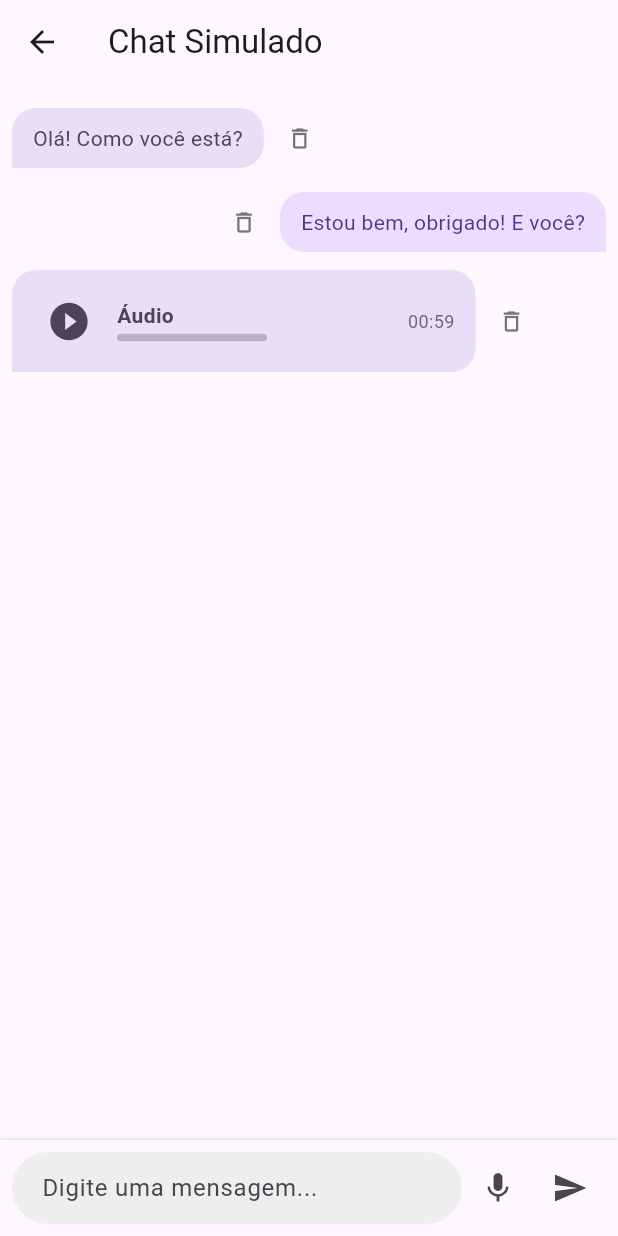
After one commit to marivaldojunior/appium_and_flutter_test, a Flutter app: the HomePage screen opened directly, after a tap on "Chat Simulado", on a phone screen of 412 x 824 dp. The commit adds this screen. Run offline on Flutter 3.47's test engine with Material 3 defaults, Android fonts, the phone set to English and light mode, and no system bars; our stand-ins replace image_picker.

Commit message:
Chat page

```diff
--- /dev/null
+++ b/lib/pages/chat_page.dart
@@ -0,0 +1,341 @@
+import 'package:flutter/material.dart';
+import 'dart:math'; // Para gerar IDs aleatórios e durações de áudio
+
+// Modelo para representar uma mensagem
+enum MessageType { text, audio }
+
+class Message {
+  final String id;
+  final String text; // Usado para texto ou como um placeholder para áudio
+  final MessageType type;
+  final bool isSender; // True se for mensagem do usuário, false caso contrário
+  final Duration? audioDuration; // Duração simulada do áudio
+  bool isPlaying; // Estado para simular a reprodução do áudio
+
+  Message({
+    required this.id,
+    required this.text,
+    required this.type,
+    this.isSender = true,
+    this.audioDuration,
+    this.isPlaying = false,
+  });
+}
+
+class ChatPage extends StatefulWidget {
+  const ChatPage({super.key});
+
+  @override
+  State<ChatPage> createState() => _ChatPageState();
+}
+
+class _ChatPageState extends State<ChatPage> {
+  final TextEditingController _textController = TextEditingController();
+  final List<Message> _messages = [];
+  final ScrollController _scrollController = ScrollController();
+  final Random _random = Random();
+
+
+  @override
+  void initState() {
+    super.initState();
+    // Adicionar algumas mensagens de exemplo
+    _addInitialMessages();
+  }
+
+  void _addInitialMessages() {
+    setState(() {
+      _messages.addAll([
+        Message(id: _generateId(), text: "Olá! Como você está?", type: MessageType.text, isSender: false),
+        Message(id: _generateId(), text: "Estou bem, obrigado! E você?", type: MessageType.text, isSender: true),
+        Message(id: _generateId(), text: "Ouça isso!", type: MessageType.audio, isSender: false, audioDuration: Duration(seconds: _random.nextInt(50) + 10)),
+      ]);
+    });
+    _scrollToBottom();
+  }
+
+  String _generateId() {
+    return DateTime.now().millisecondsSinceEpoch.toString() + _random.nextInt(1000).toString();
+  }
+
+  void _sendMessage() {
+    if (_textController.text.trim().isEmpty) return;
+
+    final newMessage = Message(
+      id: _generateId(),
+      text: _textController.text.trim(),
+      type: MessageType.text,
+      isSender: true,
+    );
+    setState(() {
+      _messages.add(newMessage);
+      // Simular uma resposta automática após um pequeno atraso
+      _simulateReply(newMessage.text);
+    });
+    _textController.clear();
+    _scrollToBottom();
+  }
+
+  void _sendAudioMessage() {
+    final newAudioMessage = Message(
+      id: _generateId(),
+      text: "Mensagem de áudio", // Placeholder
+      type: MessageType.audio,
+      isSender: true,
+      audioDuration: Duration(seconds: _random.nextInt(50) + 10), // Duração aleatória de 10-60s
+    );
+    setState(() {
+      _messages.add(newAudioMessage);
+      // Simular uma resposta automática após um pequeno atraso
+      _simulateReply("Recebi seu áudio!");
+
+    });
+    _scrollToBottom();
+  }
+
+  void _simulateReply(String originalMessageText) {
+    Future.delayed(Duration(milliseconds: _random.nextInt(1500) + 500), () {
+      if (!mounted) return; // Verificar se o widget ainda está montado
+      setState(() {
+        _messages.add(
+          Message(
+            id: _generateId(),
+            text: "Entendido: '$originalMessageText'",
+            type: MessageType.text,
+            isSender: false,
+          ),
+        );
+        _scrollToBottom();
+      });
+    });
+  }
+
+
+  void _deleteMessage(String messageId) {
+    setState(() {
+      _messages.removeWhere((msg) => msg.id == messageId);
+    });
+  }
+
+  void _togglePlayAudio(String messageId) {
+    setState(() {
+      final messageIndex = _messages.indexWhere((msg) => msg.id == messageId);
+      if (messageIndex != -1 && _messages[messageIndex].type == MessageType.audio) {
+        // Simular parar outros áudios se algum estiver tocando
+        for (var msg in _messages) {
+          if (msg.id != messageId && msg.isPlaying) {
+            msg.isPlaying = false;
+          }
+        }
+        _messages[messageIndex].isPlaying = !_messages[messageIndex].isPlaying;
+      }
+    });
+  }
+
+  void _scrollToBottom() {
+    WidgetsBinding.instance.addPostFrameCallback((_) {
+      if (_scrollController.hasClients) {
+        _scrollController.animateTo(
+          _scrollController.position.maxScrollExtent,
+          duration: const Duration(milliseconds: 300),
+          curve: Curves.easeOut,
+        );
+      }
+    });
+  }
+
+  @override
+  void dispose() {
+    _textController.dispose();
+    _scrollController.dispose();
+    super.dispose();
+  }
+
+  @override
+  Widget build(BuildContext context) {
+    return Scaffold(
+      appBar: AppBar(
+        title: const Text('Chat Simulado'),
+      ),
+      body: SafeArea(child: Column(
+        children: <Widget>[
+          Expanded(
+            child: ListView.builder(
+              controller: _scrollController,
+              padding: const EdgeInsets.all(8.0),
+              itemCount: _messages.length,
+              itemBuilder: (context, index) {
+                final message = _messages[index];
+                return _buildMessageItem(message);
+              },
+            ),
+          ),
+          _buildMessageInputArea(),
+        ],
+      )),
+    );
+  }
+
+  Widget _buildMessageItem(Message message) {
+    final isSender = message.isSender;
+    final messageAlignment = isSender ? CrossAxisAlignment.end : CrossAxisAlignment.start;
+    final bubbleColor = isSender ? Theme.of(context).colorScheme.primaryContainer : Theme.of(context).colorScheme.secondaryContainer;
+    final textColor = isSender ? Theme.of(context).colorScheme.onPrimaryContainer : Theme.of(context).colorScheme.onSecondaryContainer;
+
+    return Container(
+      margin: const EdgeInsets.symmetric(vertical: 4.0),
+      child: Column(
+        crossAxisAlignment: messageAlignment,
+        children: <Widget>[
+          Row(
+            mainAxisAlignment: isSender ? MainAxisAlignment.end : MainAxisAlignment.start,
+            children: <Widget>[
+              // Botão de excluir (sempre à esquerda do balão para o remetente, ou à direita para o destinatário - opcional)
+              if (isSender) _buildDeleteButton(message.id),
+
+              Flexible( // Garante que o balão não exceda os limites
+                child: Container(
+                  constraints: BoxConstraints(maxWidth: MediaQuery.of(context).size.width * 0.75), // Limita a largura do balão
+                  padding: const EdgeInsets.symmetric(horizontal: 14.0, vertical: 10.0),
+                  decoration: BoxDecoration(
+                    color: bubbleColor,
+                    borderRadius: BorderRadius.only(
+                      topLeft: const Radius.circular(16.0),
+                      topRight: const Radius.circular(16.0),
+                      bottomLeft: isSender ? const Radius.circular(16.0) : const Radius.circular(0.0),
+                      bottomRight: isSender ? const Radius.circular(0.0) : const Radius.circular(16.0),
+                    ),
+                  ),
+                  child: message.type == MessageType.text
+                      ? Text(message.text, style: TextStyle(color: textColor))
+                      : _buildAudioMessageContent(message, textColor),
+                ),
+              ),
+              if (!isSender) _buildDeleteButton(message.id), // Botão de excluir para mensagens recebidas
+            ],
+          ),
+        ],
+      ),
+    );
+  }
+
+  Widget _buildDeleteButton(String messageId) {
+    return IconButton(
+      icon: Icon(Icons.delete_outline, size: 18.0, color: Colors.grey[600]),
+      padding: EdgeInsets.zero,
+      constraints: const BoxConstraints(),
+      tooltip: "Excluir mensagem",
+      onPressed: () => _deleteMessage(messageId),
+    );
+  }
+
+
+  Widget _buildAudioMessageContent(Message message, Color textColor) {
+    return Row(
+      mainAxisSize: MainAxisSize.min, // Para não ocupar espaço desnecessário
+      children: <Widget>[
+        IconButton(
+          icon: Icon(
+            message.isPlaying ? Icons.pause_circle_filled : Icons.play_circle_filled,
+            color: textColor,
+            size: 30.0,
+          ),
+          onPressed: () => _togglePlayAudio(message.id),
+          padding: EdgeInsets.zero,
+          constraints: const BoxConstraints(),
+        ),
+        const SizedBox(width: 8.0),
+        // Simulação de barra de progresso (visual apenas)
+        Expanded(
+            child: Column(
+              crossAxisAlignment: CrossAxisAlignment.start,
+              mainAxisSize: MainAxisSize.min,
+              children: [
+                Text(
+                  "Áudio", // Ou message.text se você quiser exibir o placeholder
+                  style: TextStyle(color: textColor, fontWeight: FontWeight.bold),
+                  overflow: TextOverflow.ellipsis,
+                ),
+                const SizedBox(height: 2),
+                Container(
+                  height: 5.0,
+                  width: 100.0, // Largura fixa para a barra de "progresso"
+                  decoration: BoxDecoration(
+                    color: textColor.withOpacity(0.3),
+                    borderRadius: BorderRadius.circular(10.0),
+                  ),
+                  child: message.isPlaying ? Align( // Simula progresso quando tocando
+                    alignment: Alignment.centerLeft,
+                    child: Container(
+                      width: 50.0, // Metade da barra
+                      decoration: BoxDecoration(
+                        color: textColor,
+                        borderRadius: BorderRadius.circular(10.0),
+                      ),
+                    ),
+                  ) : null,
+                ),
+              ],
+            )
+        ),
+        const SizedBox(width: 8.0),
+        Text(
+          _formatDuration(message.audioDuration ?? Duration.zero),
+          style: TextStyle(color: textColor.withOpacity(0.8), fontSize: 12.0),
+        ),
+      ],
+    );
+  }
+
+  String _formatDuration(Duration d) {
+    final minutes = d.inMinutes.remainder(60).toString().padLeft(2, '0');
+    final seconds = d.inSeconds.remainder(60).toString().padLeft(2, '0');
+    return "$minutes:$seconds";
+  }
+
+  Widget _buildMessageInputArea() {
+    return Container(
+      padding: const EdgeInsets.symmetric(horizontal: 8.0, vertical: 8.0),
+      decoration: BoxDecoration(
+        color: Theme.of(context).cardColor,
+        boxShadow: const [
+          BoxShadow(
+            offset: Offset(0, -1),
+            blurRadius: 1.0,
+            color: Colors.black12,
+          ),
+        ],
+      ),
+      child: Row(
+        children: <Widget>[
+          Expanded(
+            child: TextField(
+              controller: _textController,
+              decoration: InputDecoration(
+                hintText: 'Digite uma mensagem...',
+                border: OutlineInputBorder(
+                  borderRadius: BorderRadius.circular(25.0),
+                  borderSide: BorderSide.none,
+                ),
+                filled: true,
+                fillColor: Colors.grey[200],
+                contentPadding: const EdgeInsets.symmetric(horizontal: 16.0, vertical: 10.0),
+              ),
+              onSubmitted: (_) => _sendMessage(),
+            ),
+          ),
+          IconButton(
+            icon: const Icon(Icons.mic),
+            onPressed: _sendAudioMessage,
+            tooltip: "Enviar mensagem de áudio",
+          ),
+          IconButton(
+            icon: const Icon(Icons.send),
+            onPressed: _sendMessage,
+            tooltip: "Enviar mensagem de texto",
+          ),
+        ],
+      ),
+    );
+  }
+}
--- a/lib/pages/home_page.dart
+++ b/lib/pages/home_page.dart
@@ -1,6 +1,7 @@
 import 'package:appium_and_flutter_test/pages/click_page.dart';
 import 'package:appium_and_flutter_test/pages/recursos_page.dart';
 import 'package:flutter/material.dart';
+import 'chat_page.dart';
 import 'forms_page.dart';
 import 'gestos_page.dart';
 import 'listview_page.dart';
@@ -100,6 +101,17 @@ class HomePage extends StatelessWidget {
                   );
               },
             ),
+            _buildGridButton( // ou qualquer outro botão/trigger
+              context,
+              'Chat Simulado',
+              Icons.chat_bubble_outline,
+                  () {
+                Navigator.push(
+                  context,
+                  MaterialPageRoute(builder: (context) => const ChatPage()),
+                );
+              },
+            ),
             // Você pode adicionar mais botões aqui, se necessário
             // Se o número de botões for ímpar e você quiser manter o layout,
             // você pode adicionar um SizedBox.shrink() ou um Container vazio para ocupar espaço,
```
Also changed, not shown: 1 other file.
